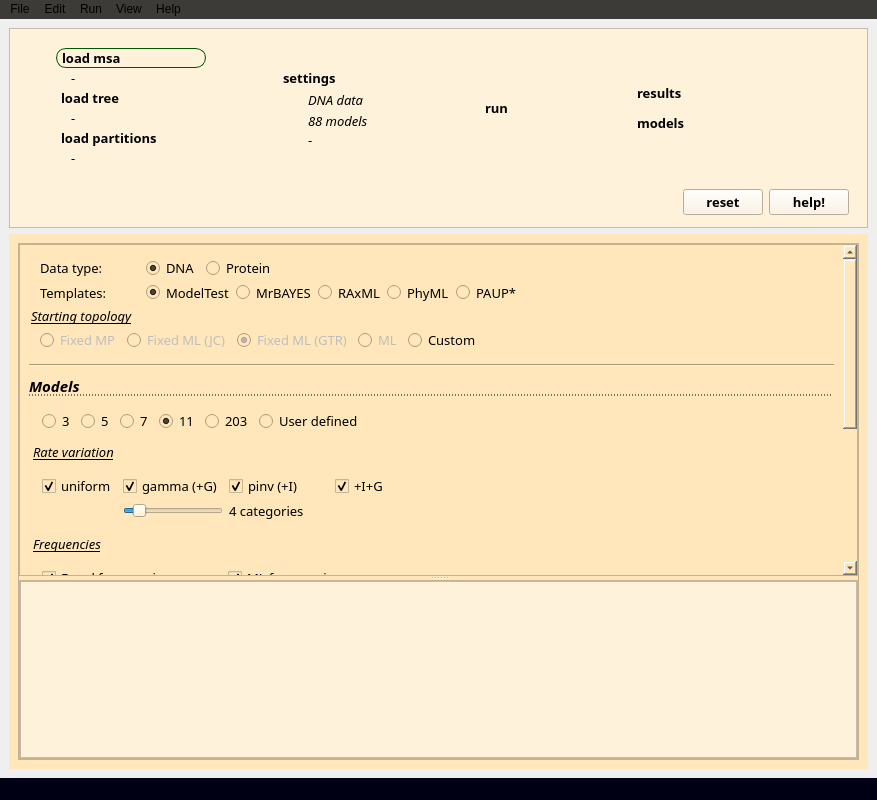
Before: the Qt Designer form src/gui/xmodeltest.ui in ddarriba/modeltest, drawn with Qt 5.
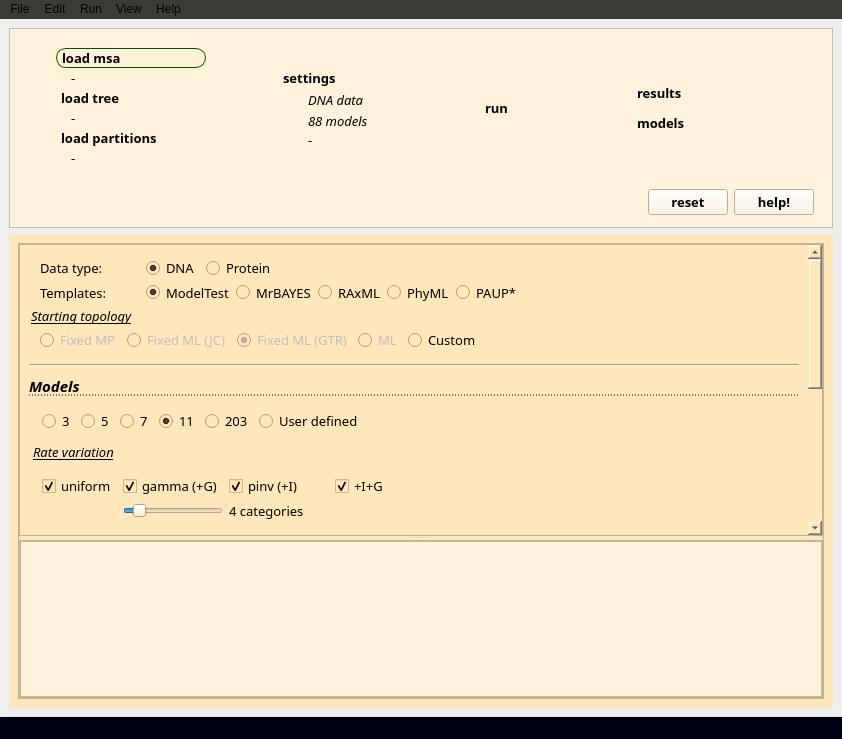
After: the same form once the commit is applied. Icons and pictures are not drawn.

Diff of the .ui file:
```diff
--- a/src/gui/xmodeltest.ui
+++ b/src/gui/xmodeltest.ui
@@ -6,13 +6,13 @@
    <rect>
     <x>0</x>
     <y>0</y>
-    <width>877</width>
-    <height>800</height>
+    <width>842</width>
+    <height>739</height>
    </rect>
   </property>
   <property name="minimumSize">
    <size>
-    <width>740</width>
+    <width>842</width>
     <height>500</height>
    </size>
   </property>
@@ -983,8 +983,8 @@
                <property name="geometry">
                 <rect>
                  <x>0</x>
-                 <y>-107</y>
-                 <width>821</width>
+                 <y>0</y>
+                 <width>786</width>
                  <height>583</height>
                 </rect>
                </property>
@@ -2747,7 +2747,7 @@
     <rect>
      <x>0</x>
      <y>0</y>
-     <width>877</width>
+     <width>842</width>
      <height>25</height>
     </rect>
    </property>
```
